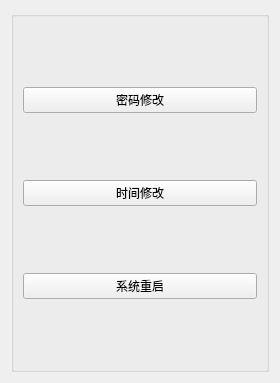
The window that BusBar-Qt/setting/setsystem/othersettingdlg.ui (luozhiyong131/BusBar) describes before a commit, drawn with Qt 5.
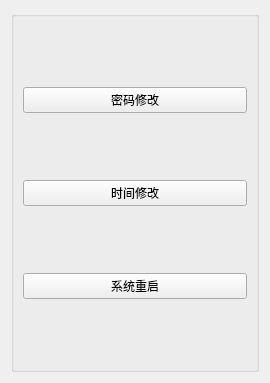
The same window after the commit.

```diff
--- a/BusBar-Qt/setting/setsystem/othersettingdlg.ui
+++ b/BusBar-Qt/setting/setsystem/othersettingdlg.ui
@@ -6,7 +6,7 @@
    <rect>
     <x>0</x>
     <y>0</y>
-    <width>280</width>
+    <width>270</width>
     <height>383</height>
    </rect>
   </property>
```
